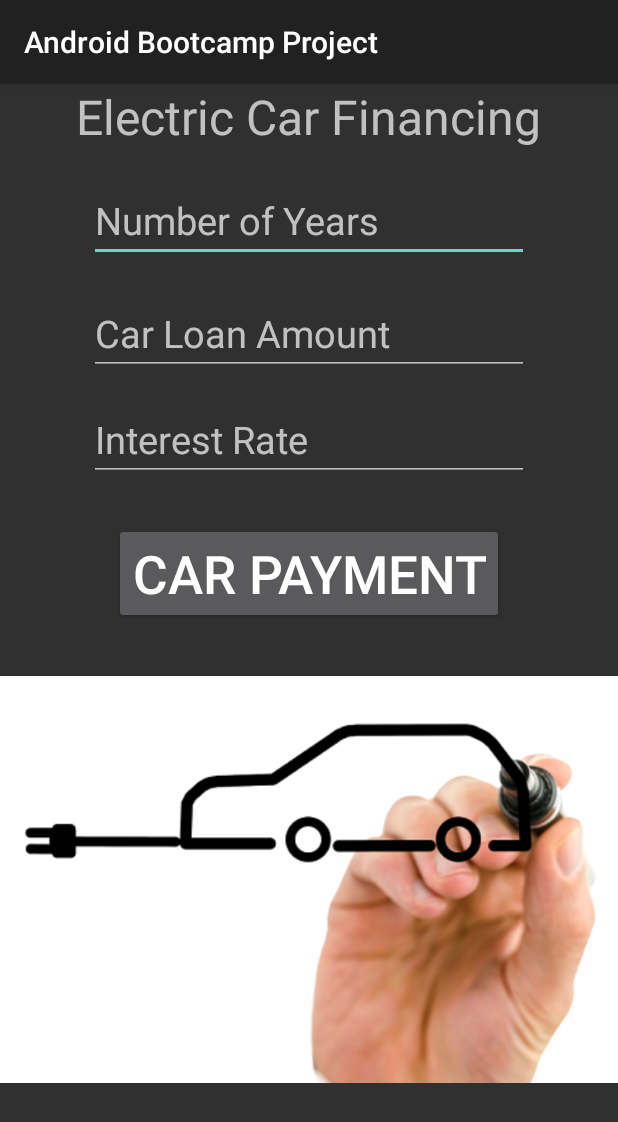
After one commit to nielsv1/Android_Bootcamp_Project, an Android app: the ElectricCar screen opened directly, with no data from a screen before it, on a phone screen of 412 x 824 dp. The commit adds this screen. Shown: the top 1122 px of the screen. Run offline under Robolectric (Android 15) with nearby library versions, the phone set to English and light mode, and no system bars.

Commit message:
added first app for chapter 11

```diff
--- a/app/src/main/AndroidManifest.xml
+++ b/app/src/main/AndroidManifest.xml
@@ -209,6 +209,9 @@
         <activity android:name=".Chapter_8.Chapter8" />
         <activity android:name=".Chapter_9.Chapter9" />
         <activity android:name=".Chapter_10.Chapter10" />
+        <activity android:name=".Chapter_11.ElectricCar">
+        </activity>
+        <activity android:name=".Chapter_11.Payment"></activity>
         <activity android:name=".Chapter_11.Chapter11"></activity>
     </application>
 
--- /dev/null
+++ b/app/src/main/java/demoproject/caleb/umbc/android_bootcamp_project/Chapter_11/ElectricCar.java
@@ -0,0 +1,50 @@
+package demoproject.caleb.umbc.android_bootcamp_project.Chapter_11;
+
+import android.content.Intent;
+import android.content.SharedPreferences;
+import android.preference.PreferenceManager;
+import android.support.v7.app.AppCompatActivity;
+import android.os.Bundle;
+import android.view.View;
+import android.widget.Button;
+import android.widget.EditText;
+
+import demoproject.caleb.umbc.android_bootcamp_project.R;
+
+public class ElectricCar extends AppCompatActivity {
+
+
+    int intYears;
+    int intLoan;
+    float decInterest;
+
+
+    @Override
+    protected void onCreate(Bundle savedInstanceState) {
+        super.onCreate(savedInstanceState);
+        setContentView(R.layout.ch11_electric_car);
+        final EditText years = (EditText)findViewById(R.id.txtYears);
+        final EditText loan = (EditText)findViewById(R.id.txtLoan);
+        final EditText interest = (EditText)findViewById(R.id.txtInterest);
+        Button button = (Button)findViewById(R.id.btnPayment);
+        final SharedPreferences sharedPref = PreferenceManager.getDefaultSharedPreferences(this);
+
+        button.setOnClickListener(new View.OnClickListener() {
+            @Override
+            public void onClick(View v) {
+                intYears = Integer.parseInt(years.getText().toString());
+                intLoan = Integer.parseInt(loan.getText().toString());
+                decInterest = Float.parseFloat(interest.getText().toString());
+                SharedPreferences.Editor editor = sharedPref.edit();
+                editor.putInt("key1", intYears);
+                editor.putInt("key2", intLoan); editor.putFloat("key3", decInterest);
+                editor.commit();
+                startActivity(new Intent(ElectricCar.this, Payment.class));
+
+
+            }
+        });
+
+
+    }
+}
--- /dev/null
+++ b/app/src/main/res/layout/ch11_electric_car.xml
@@ -0,0 +1,74 @@
+<?xml version="1.0" encoding="utf-8"?>
+<RelativeLayout xmlns:android="http://schemas.android.com/apk/res/android"
+    xmlns:app="http://schemas.android.com/apk/res-auto"
+    xmlns:tools="http://schemas.android.com/tools"
+    android:layout_width="match_parent"
+    android:layout_height="match_parent"
+    tools:context="demoproject.caleb.umbc.android_bootcamp_project.Chapter_11.ElectricCar">
+
+    <TextView
+        android:id="@+id/txtTitle"
+        android:layout_width="wrap_content"
+        android:layout_height="wrap_content"
+        android:layout_alignParentTop="true"
+        android:layout_centerHorizontal="true"
+        android:text="@string/txtTitle"
+        android:textSize="32sp" />
+
+    <EditText
+        android:id="@+id/txtYears"
+        android:layout_width="wrap_content"
+        android:layout_height="wrap_content"
+        android:layout_below="@+id/txtTitle"
+        android:layout_centerHorizontal="true"
+        android:layout_marginTop="20dp"
+        android:ems="10"
+        android:hint="@string/hint1"
+        android:inputType="number"
+        android:textSize="25sp" />
+
+    <EditText
+        android:id="@+id/txtLoan"
+        android:layout_width="wrap_content"
+        android:layout_height="wrap_content"
+        android:layout_below="@+id/txtYears"
+        android:layout_centerHorizontal="true"
+        android:layout_marginTop="20dp"
+        android:ems="10"
+        android:hint="@string/hint2"
+        android:inputType="number"
+        android:textSize="25sp" />
+
+    <EditText
+        android:id="@+id/txtInterest"
+        android:layout_width="wrap_content"
+        android:layout_height="wrap_content"
+        android:layout_below="@+id/txtLoan"
+        android:layout_centerHorizontal="true"
+        android:layout_marginTop="15dp"
+        android:ems="10"
+        android:hint="@string/hint3"
+        android:inputType="numberDecimal"
+        android:textSize="25sp" />
+
+    <Button
+        android:id="@+id/btnPayment"
+        android:layout_width="wrap_content"
+        android:layout_height="wrap_content"
+        android:layout_below="@+id/txtInterest"
+        android:layout_centerHorizontal="true"
+        android:layout_marginTop="28dp"
+        android:text="@string/btnPayment"
+        android:textSize="35sp" />
+
+    <ImageView
+        android:id="@+id/imgOpening"
+        android:layout_width="wrap_content"
+        android:layout_height="wrap_content"
+        android:layout_below="@+id/btnPayment"
+        android:layout_centerHorizontal="true"
+        android:layout_marginTop="5dp"
+        android:contentDescription="@string/imgDescription"
+        android:src="@drawable/opening" />
+
+</RelativeLayout>
--- a/app/src/main/res/values/strings.xml
+++ b/app/src/main/res/values/strings.xml
@@ -85,5 +85,15 @@
     <string name="ch5_chocoloatecafe_cake">Chocolate Cake Image</string>
     <string name="ch5_chocoloatecafe_macaron">Chocolate Macaron Image</string>
 
+    <string name="app_name_ec">Electric Car Financing</string>
+    <string name="txtTitle">Electric Car Financing</string>
+    <string name="hint1">Number of Years</string>
+    <string name="hint2">Car Loan Amount</string>
+    <string name="hint3">Interest Rate</string>
+    <string name="btnPayment">Car Payment</string>
+    <string name="imageDescription">Number of Years Image</string>
+    <string name="txtPayment">Monthly Payment</string>
+    <string name="imgDescription">Number of Years Image</string>
+
 
 </resources>
```
Also changed, not shown: app/src/main/java/demoproject/caleb/umbc/android_bootcamp_project/Chapter_11/Chapter11.java (+6 -6 lines), app/src/main/java/demoproject/caleb/umbc/android_bootcamp_project/Chapter_11/Payment.java (added, +45 -0 lines), app/src/main/res/layout/ch11_activity_payment.xml (added, +37 -0 lines), app/src/main/res/drawable/five.png (added), app/src/main/res/drawable/four.png (added), app/src/main/res/drawable/opening.png (added), app/src/main/res/drawable/three.png (added).
